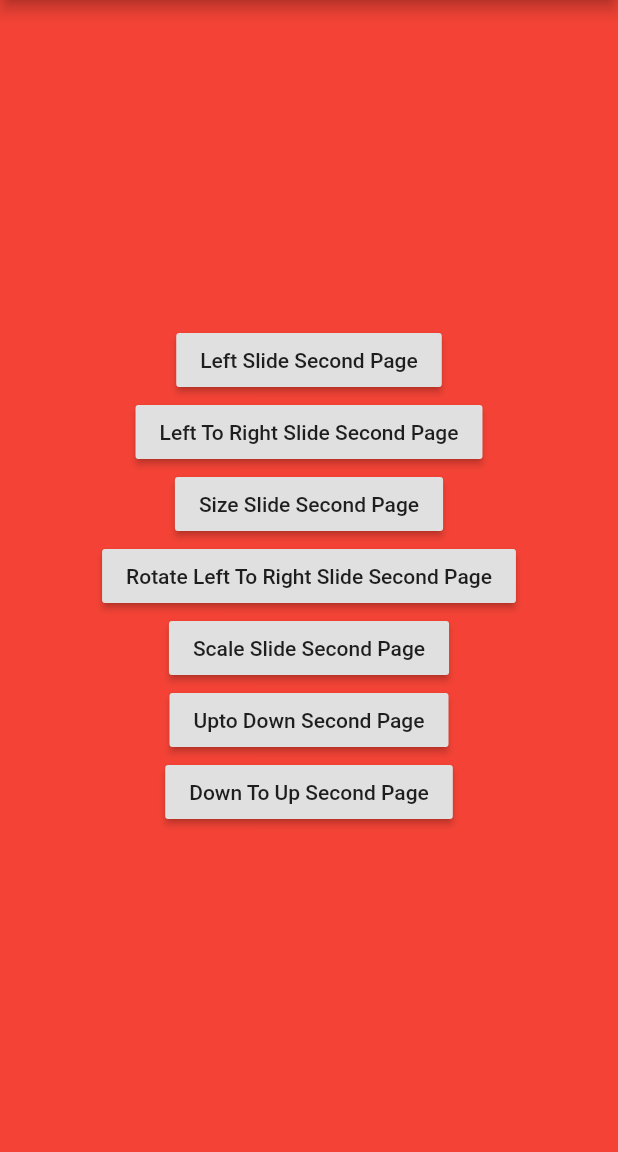
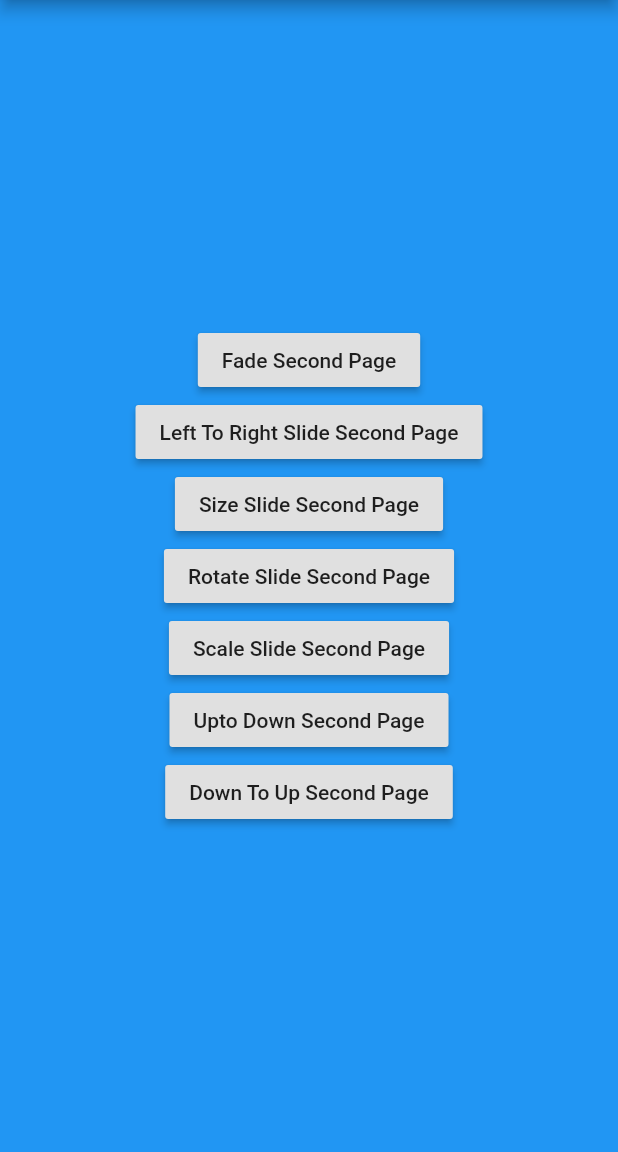
Before and after one commit to FlutterDev88/Page-Translation-Using-Flutter, a Flutter app: the screen it shows after launch, after a tap on "Size Slide Second Page", on a phone screen of 412 x 824 dp, the part 84-1236 px from its top. Run offline on Flutter 3.47's test engine with Material 2 defaults, Android fonts, the phone set to English and light mode, and no system bars; statements that could not run were skipped.

```diff
--- a/example/lib/main.dart
+++ b/example/lib/main.dart
@@ -1,5 +1,4 @@
 import 'package:flutter/material.dart';
-import 'package:transition/transition.dart';
 
 void main() => runApp(MyApp());
 
@@ -23,7 +22,7 @@ class MyHomePage extends StatelessWidget {
   Widget build(BuildContext context) {
     // TODO: implement build
     return Scaffold(
-      backgroundColor: Colors.red,
+      backgroundColor: Colors.blue,
       appBar: AppBar(
         title: Text('Page Transition'),
       ),
@@ -33,7 +32,7 @@ class MyHomePage extends StatelessWidget {
           crossAxisAlignment: CrossAxisAlignment.center,
           children: <Widget>[
             RaisedButton(
-              child: Text('Left Slide Second Page'),
+              child: Text('Fade Second Page'),
               onPressed: () {
                 Navigator.push(
                     context, PageTransition(type: 'fade', child: SecondPage()));
@@ -52,21 +51,21 @@ class MyHomePage extends StatelessWidget {
                 Navigator.push(
                     context,
                     PageTransition(
-                        aligment: Alignment.bottomCenter,
+                        alignment: Alignment.bottomCenter,
                         curve: Curves.bounceOut,
                         type: 'size',
                         child: SecondPage()));
               },
             ),
             RaisedButton(
-              child: Text('Rotate Left To Right Slide Second Page'),
+              child: Text('Rotate Slide Second Page'),
               onPressed: () {
                 Navigator.push(
                     context,
                     PageTransition(
                         curve: Curves.bounceOut,
-                        type: 'rotateLeftToRight',
-                        aligment: Alignment.topCenter,
+                        type: 'rotate',
+                        alignment: Alignment.topCenter,
                         child: SecondPage()));
               },
             ),
@@ -78,7 +77,7 @@ class MyHomePage extends StatelessWidget {
                     PageTransition(
                         curve: Curves.linear,
                         type: 'scale',
-                        aligment: Alignment.topCenter,
+                        alignment: Alignment.topCenter,
                         child: SecondPage()));
               },
             ),
--- a/pubspec.yaml
+++ b/pubspec.yaml
@@ -1,6 +1,6 @@
 name: page_transition
 description: Flutter Page Transition Package which is the transition second page
-version: 0.0.3
+version: 1.0.0
 author: Yasin ilhan<yasinilhan61@gmail.com>
 homepage: https://github.com/kalismeras61/flutter_page_transition
 
```
Also changed, not shown: lib/page_transition.dart (+6 -19 lines), screen.png (added), 2 other files.
